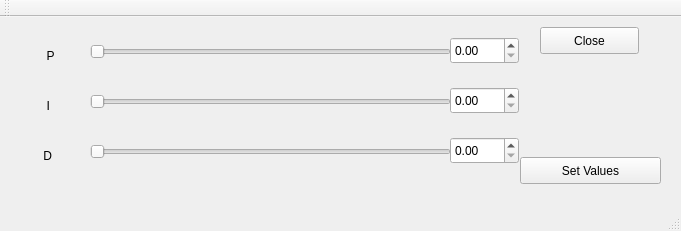
This is UI/mainwindow.ui in sarvesh0303/QT_PID as Qt 5 draws it before an edit. The edited form follows.
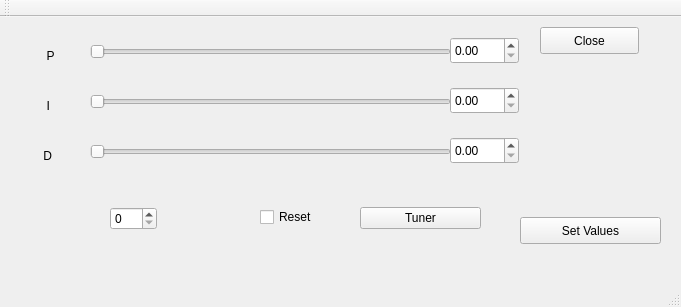
This is the edited form.

Patch:
```diff
--- a/UI/mainwindow.ui
+++ b/UI/mainwindow.ui
@@ -7,7 +7,7 @@
     <x>0</x>
     <y>0</y>
     <width>681</width>
-    <height>231</height>
+    <height>307</height>
    </rect>
   </property>
   <property name="windowTitle">
@@ -109,7 +109,7 @@
     <property name="geometry">
      <rect>
       <x>520</x>
-      <y>140</y>
+      <y>200</y>
       <width>141</width>
       <height>27</height>
      </rect>
@@ -148,6 +148,42 @@
      </rect>
     </property>
    </widget>
+   <widget class="QCheckBox" name="ResetButton">
+    <property name="geometry">
+     <rect>
+      <x>260</x>
+      <y>190</y>
+      <width>85</width>
+      <height>20</height>
+     </rect>
+    </property>
+    <property name="text">
+     <string>Reset</string>
+    </property>
+   </widget>
+   <widget class="QSpinBox" name="joint_select">
+    <property name="geometry">
+     <rect>
+      <x>110</x>
+      <y>190</y>
+      <width>47</width>
+      <height>23</height>
+     </rect>
+    </property>
+   </widget>
+   <widget class="QPushButton" name="advanced">
+    <property name="geometry">
+     <rect>
+      <x>360</x>
+      <y>190</y>
+      <width>121</width>
+      <height>22</height>
+     </rect>
+    </property>
+    <property name="text">
+     <string>Tuner</string>
+    </property>
+   </widget>
   </widget>
   <widget class="QMenuBar" name="menuBar">
    <property name="geometry">
```
Left out of the diff: 2 changed lines with no effect on the pictures.
